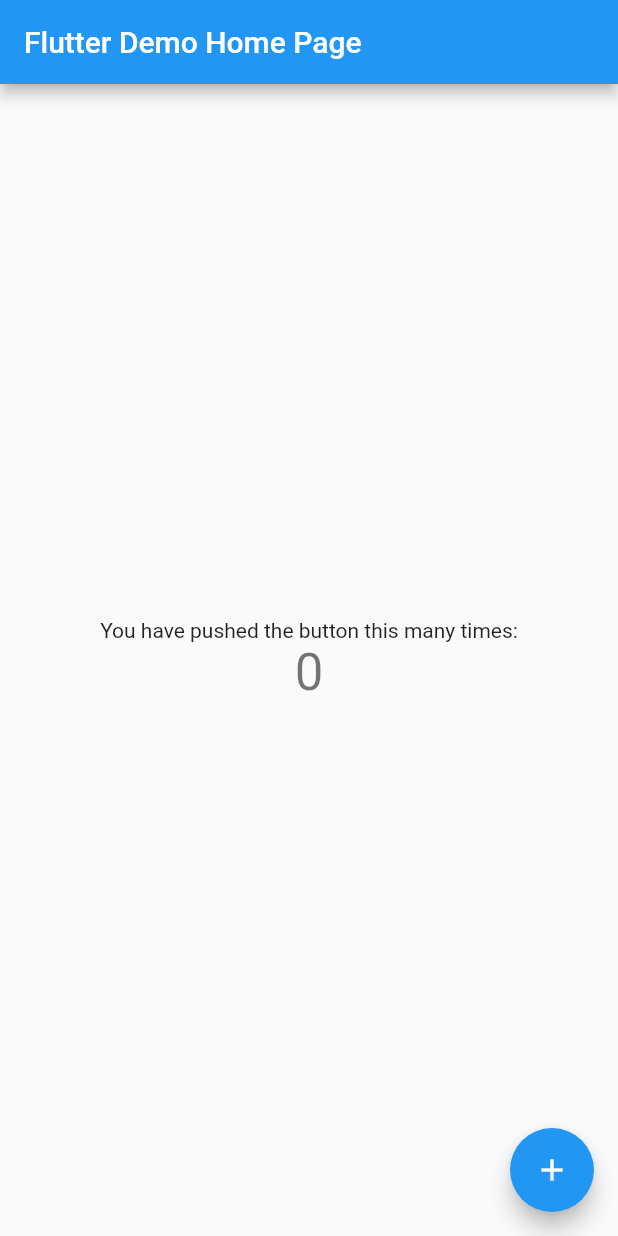
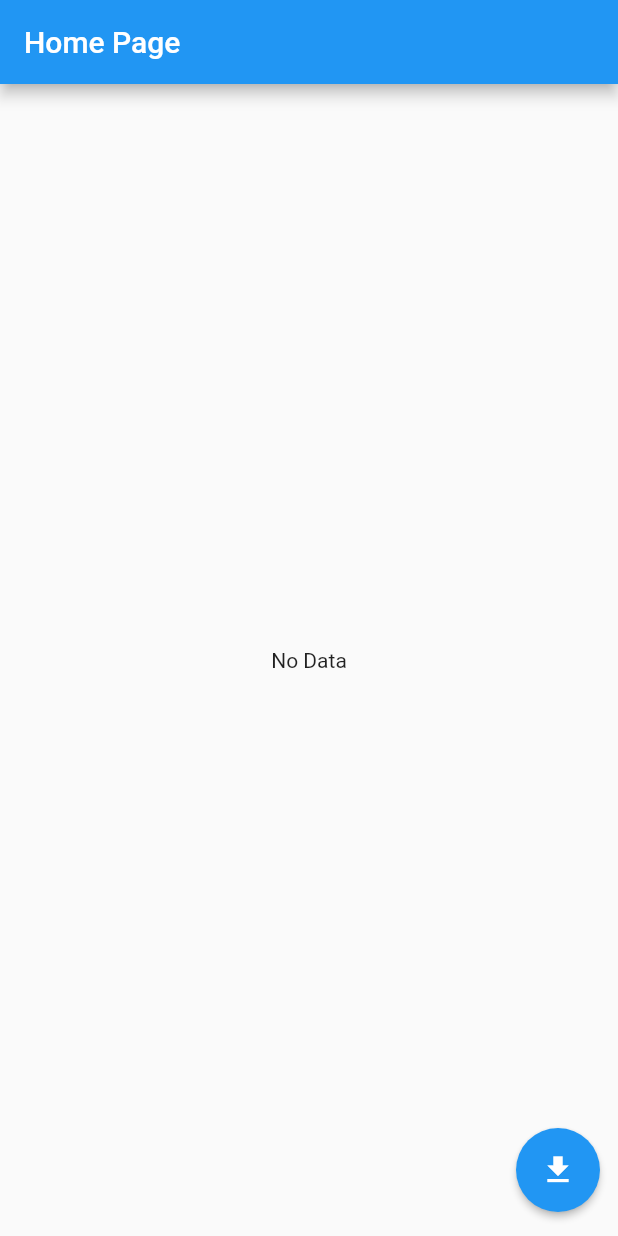
Before and after one commit to mhshakil09/flutter_learning_dio, a Flutter app: the screen it shows after launch, on a phone screen of 412 x 824 dp. Run offline on Flutter 3.47's test engine with Material 2 defaults, Android fonts, the phone set to English and light mode, and no system bars; our stand-ins replace dio.

Commit message:
# File download with progress percentage implemented

```diff
--- a/lib/main.dart
+++ b/lib/main.dart
@@ -1,4 +1,5 @@
 import 'package:flutter/material.dart';
+import 'package:flutter_learning_dio/screens/home_screen/home_screen.dart';
 
 void main() {
   runApp(const MyApp());
@@ -11,105 +12,12 @@
   @override
   Widget build(BuildContext context) {
     return MaterialApp(
+      debugShowCheckedModeBanner: false,
       title: 'Flutter Demo',
       theme: ThemeData(
-        // This is the theme of your application.
-        //
-        // Try running your application with "flutter run". You'll see the
-        // application has a blue toolbar. Then, without quitting the app, try
-        // changing the primarySwatch below to Colors.green and then invoke
-        // "hot reload" (press "r" in the console where you ran "flutter run",
-        // or simply save your changes to "hot reload" in a Flutter IDE).
-        // Notice that the counter didn't reset back to zero; the application
-        // is not restarted.
         primarySwatch: Colors.blue,
       ),
-      home: const MyHomePage(title: 'Flutter Demo Home Page'),
+      home: const HomeScreen(title: 'Home Page'),
     );
   }
 }
-
-class MyHomePage extends StatefulWidget {
-  const MyHomePage({Key? key, required this.title}) : super(key: key);
-
-  // This widget is the home page of your application. It is stateful, meaning
-  // that it has a State object (defined below) that contains fields that affect
-  // how it looks.
-
-  // This class is the configuration for the state. It holds the values (in this
-  // case the title) provided by the parent (in this case the App widget) and
-  // used by the build method of the State. Fields in a Widget subclass are
-  // always marked "final".
-
-  final String title;
-
-  @override
-  State<MyHomePage> createState() => _MyHomePageState();
-}
-
-class _MyHomePageState extends State<MyHomePage> {
-  int _counter = 0;
-
-  void _incrementCounter() {
-    setState(() {
-      // This call to setState tells the Flutter framework that something has
-      // changed in this State, which causes it to rerun the build method below
-      // so that the display can reflect the updated values. If we changed
-      // _counter without calling setState(), then the build method would not be
-      // called again, and so nothing would appear to happen.
-      _counter++;
-    });
-  }
-
-  @override
-  Widget build(BuildContext context) {
-    // This method is rerun every time setState is called, for instance as done
-    // by the _incrementCounter method above.
-    //
-    // The Flutter framework has been optimized to make rerunning build methods
-    // fast, so that you can just rebuild anything that needs updating rather
-    // than having to individually change instances of widgets.
-    return Scaffold(
-      appBar: AppBar(
-        // Here we take the value from the MyHomePage object that was created by
-        // the App.build method, and use it to set our appbar title.
-        title: Text(widget.title),
-      ),
-      body: Center(
-        // Center is a layout widget. It takes a single child and positions it
-        // in the middle of the parent.
-        child: Column(
-          // Column is also a layout widget. It takes a list of children and
-          // arranges them vertically. By default, it sizes itself to fit its
-          // children horizontally, and tries to be as tall as its parent.
-          //
-          // Invoke "debug painting" (press "p" in the console, choose the
-          // "Toggle Debug Paint" action from the Flutter Inspector in Android
-          // Studio, or the "Toggle Debug Paint" command in Visual Studio Code)
-          // to see the wireframe for each widget.
-          //
-          // Column has various properties to control how it sizes itself and
-          // how it positions its children. Here we use mainAxisAlignment to
-          // center the children vertically; the main axis here is the vertical
-          // axis because Columns are vertical (the cross axis would be
-          // horizontal).
-          mainAxisAlignment: MainAxisAlignment.center,
-          children: <Widget>[
-            const Text(
-              'You have pushed the button this many times:',
-            ),
-            Text(
-              '$_counter',
-              style: Theme.of(context).textTheme.headline4,
-            ),
-          ],
-        ),
-      ),
-      floatingActionButton: FloatingActionButton(
-        onPressed: _incrementCounter,
-        tooltip: 'Increment',
-        child: const Icon(Icons.add),
-      ), // This trailing comma makes auto-formatting nicer for build methods.
-    );
-  }
-}
--- /dev/null
+++ b/lib/screens/home_screen/components/background.dart
@@ -0,0 +1,41 @@
+import 'package:flutter/material.dart';
+
+class Background extends StatelessWidget {
+  const Background({
+    Key? key,
+    required this.child,
+  }) : super(key: key);
+
+  final Widget child;
+
+  @override
+  Widget build(BuildContext context) {
+    Size size = MediaQuery.of(context).size;
+    return Container(
+      height: size.height,
+      width: double.infinity,
+      child: Stack(
+        alignment: Alignment.center,
+        children: [
+          // Positioned(
+          //   top: 0,
+          //   left: 0,
+          //   child: Image.asset(
+          //     "assets/images/main_top.png",
+          //     width: size.width * 0.35,
+          //   ),
+          // ),
+          // Positioned(
+          //   bottom: 0,
+          //   right: 0,
+          //   child: Image.asset(
+          //     "assets/images/login_bottom.png",
+          //     width: size.width * 0.4,
+          //   ),
+          // ),
+          child
+        ],
+      ),
+    );
+  }
+}
--- /dev/null
+++ b/lib/screens/home_screen/components/body.dart
@@ -0,0 +1,115 @@
+import 'package:dio/dio.dart';
+import 'package:flutter/material.dart';
+import 'package:flutter_learning_dio/utils/helper.dart';
+import 'package:path_provider/path_provider.dart';
+import 'package:flutter_learning_dio/screens/home_screen/components/background.dart';
+
+class Body extends StatefulWidget {
+  const Body({Key? key}) : super(key: key);
+
+  @override
+  State<Body> createState() => _BodyState();
+}
+
+class _BodyState extends State<Body> {
+  final imageUrl = "https://unsplash.com/photos/iEJVyyevw-U/download?force=true";
+  bool downloading = false;
+  var progressString = "0%";
+
+  Future<void> downloadFile() async {
+    Dio dio = Dio();
+    progressString = "0%";
+
+    try {
+      var dir = await getApplicationDocumentsDirectory();
+      print("Directory found ${dir.path}/myimage.jpg");
+      Helper.toast(context, "Directory found");
+
+      setState(() {
+        downloading = true;
+      });
+      await dio.download(
+        imageUrl,
+        "${dir.path}/myimage.jpg",
+        onReceiveProgress: (rec, total) {
+          print("Rec: $rec , Total: $total");
+
+          setState(() {
+            progressString = ((rec / total) * 100).toStringAsFixed(0) + "%";
+          });
+        },
+      );
+    } catch (e) {
+      setState(() {
+        downloading = false;
+      });
+      print("Something went wrong");
+      Helper.toast(context, "Something went wrong");
+      print(e);
+    }
+
+    setState(() {
+      downloading = false;
+      progressString = "Completed";
+      Helper.toast(context, "Download Completed", 4, Colors.green);
+    });
+    print("Download completed");
+
+  }
+
+  @override
+  Widget build(BuildContext context) {
+    Size size = MediaQuery.of(context).size;
+    return Background(
+      child: Container(
+        height: size.height,
+        width: double.infinity,
+        child: Stack(
+          children: [
+            Center(
+              child: downloading
+                  ? Container(
+                      height: 120.0,
+                      width: 200.0,
+                      child: Card(
+                        color: Colors.black,
+                        child: Column(
+                          mainAxisAlignment: MainAxisAlignment.center,
+                          children: <Widget>[
+                            CircularProgressIndicator(),
+                            SizedBox(
+                              height: 20.0,
+                            ),
+                            Text(
+                              "Downloading File: $progressString",
+                              style: TextStyle(
+                                color: Colors.white,
+                              ),
+                            )
+                          ],
+                        ),
+                      ),
+                    )
+                  : Text("No Data"),
+            ),
+            Positioned(
+              bottom: 16,
+              right: 8,
+              child: ElevatedButton(
+                onPressed: () {
+                  Helper.toast(context, "starting...");
+                  downloadFile();
+                },
+                child: Icon(Icons.download),
+                style: ElevatedButton.styleFrom(
+                  shape: CircleBorder(),
+                  padding: EdgeInsets.all(16),
+                ),
+              ),
+            ),
+          ],
+        ),
+      ),
+    );
+  }
+}
--- /dev/null
+++ b/lib/screens/home_screen/home_screen.dart
@@ -0,0 +1,17 @@
+import 'package:flutter/material.dart';
+import 'package:flutter_learning_dio/screens/home_screen/components/body.dart';
+
+class HomeScreen extends StatelessWidget {
+  final String title;
+  const HomeScreen({Key? key, required this.title}) : super(key: key);
+
+  @override
+  Widget build(BuildContext context) {
+    return Scaffold(
+      appBar: AppBar(
+        title: Text(title),
+      ),
+      body: Body(),
+    );
+  }
+}
--- /dev/null
+++ b/lib/utils/constants.dart
@@ -0,0 +1,4 @@
+import 'package:flutter/material.dart';
+
+const Color mainHexColor = Color(0xFF1C1C1C);
+const Color accentHexColor = Color(0xFFFCC91C);
--- a/pubspec.yaml
+++ b/pubspec.yaml
@@ -34,6 +34,8 @@
   # The following adds the Cupertino Icons font to your application.
   # Use with the CupertinoIcons class for iOS style icons.
   cupertino_icons: ^1.0.2
+  dio: any
+  path_provider: any
 
 dev_dependencies:
   flutter_test:
```
Also changed, not shown: lib/utils/helper.dart (added, +16 -0 lines), pubspec.lock.
